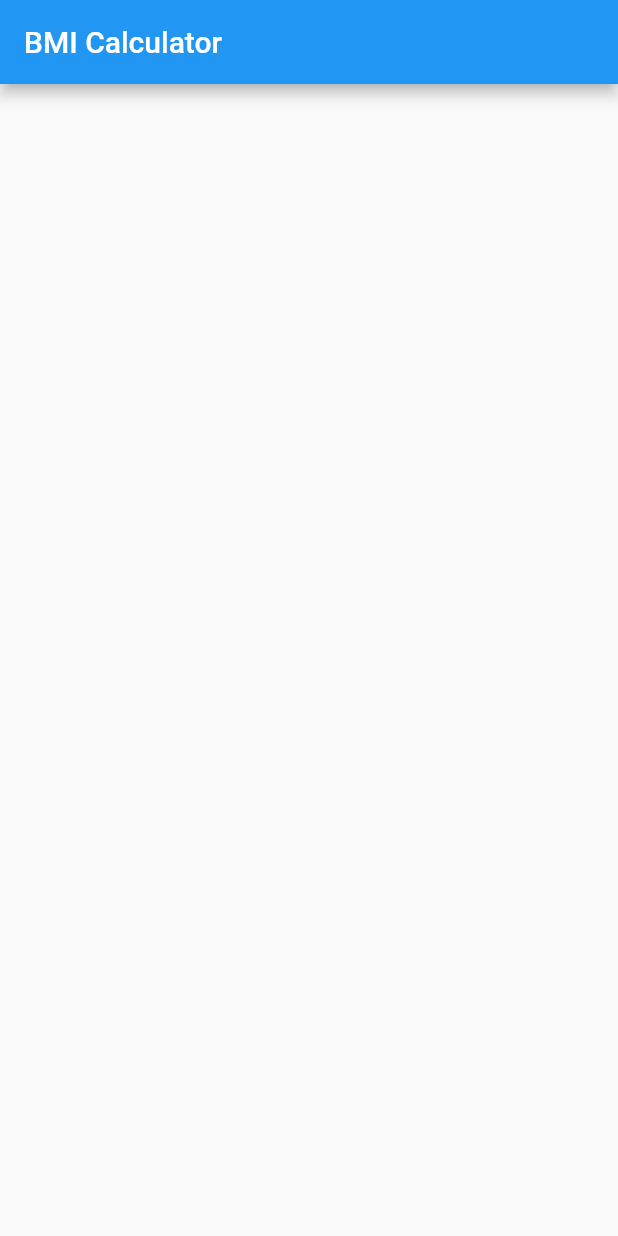
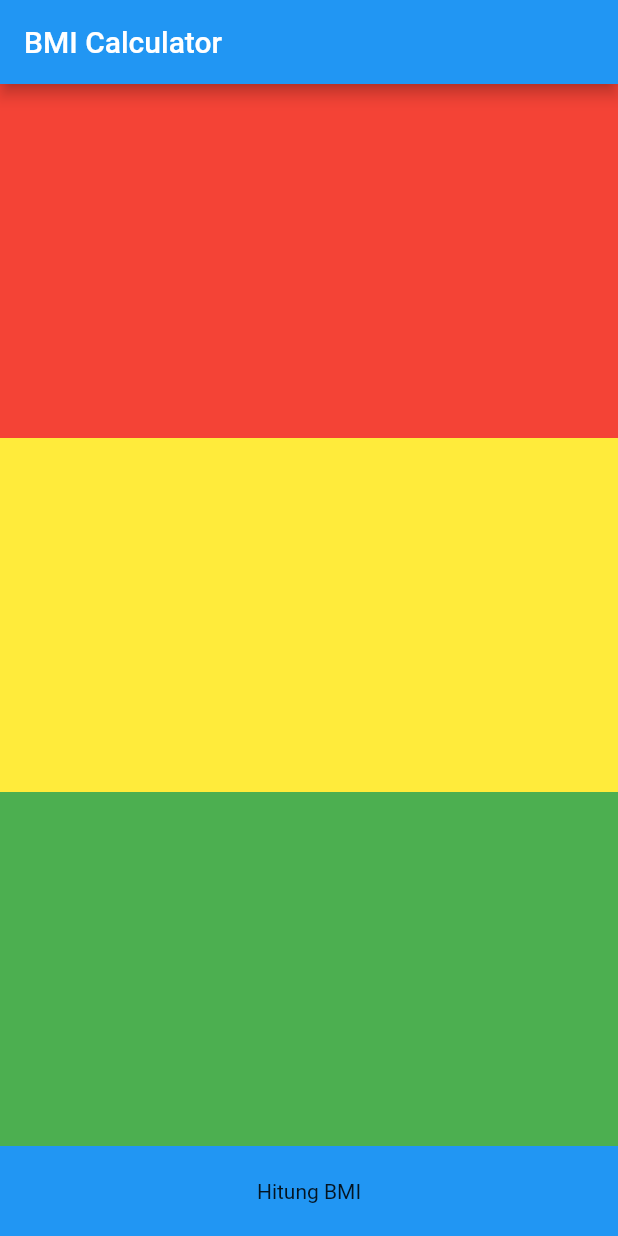
Before and after one commit to ImamHaris/bmiimhar, a Flutter app: the screen it shows after launch, on a phone screen of 412 x 824 dp. Run offline on Flutter 3.47's test engine with Material 2 defaults, Android fonts, the phone set to English and light mode, and no system bars.

Commit message:
Update bmi_data_screen.dart

```diff
--- a/lib/bmi_data_screen.dart
+++ b/lib/bmi_data_screen.dart
@@ -16,6 +16,25 @@ class _BmiDataScreenState extends State<BmiDataScreen> {
       appBar: AppBar(
         title: Text("BMI Calculator"),
       ),
+      body: Column(children: [
+        Expanded(
+            child: Container(
+          color: Colors.red,
+        )),
+        Expanded(
+            child: Container(
+          color: Colors.yellow,
+        )),
+        Expanded(
+            child: Container(
+          color: Colors.green,
+        )),
+        Container(
+          height: 60,
+          color: Colors.blue,
+          child: Center(child: Text("Hitung BMI")),
+        )
+      ]),
     );
   }
 }
```
